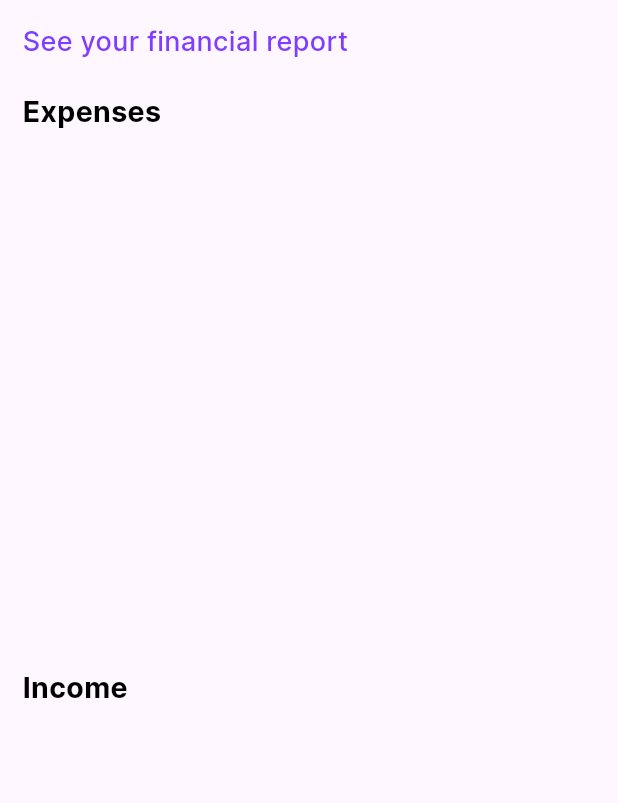
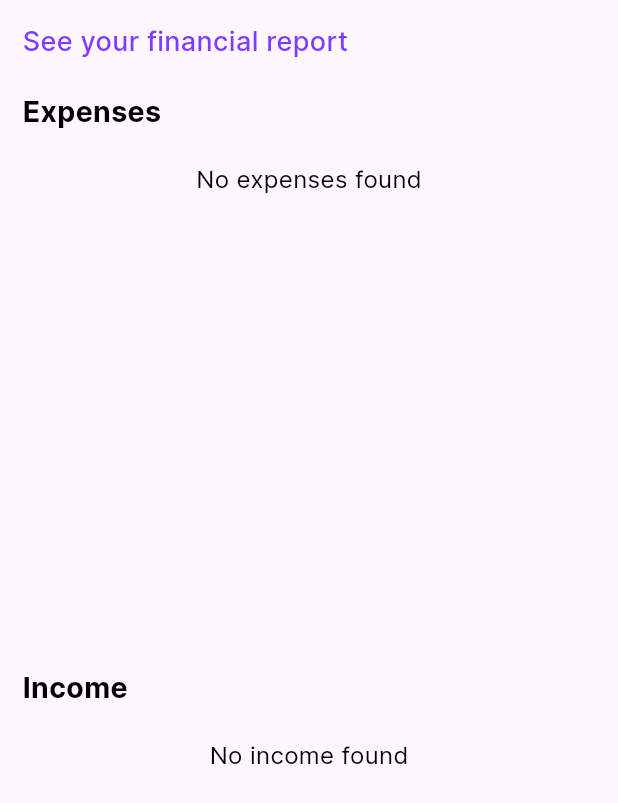
Before and after one commit to teshankalhara/expenz-app-flutter, a Flutter app: the TransactionScreen screen opened directly with empty values, on a phone screen of 412 x 824 dp. Shown: the top 803 px of the screen. Run offline on Flutter 3.47's test engine with Material 3 defaults, Android fonts, the light colour scheme and no system bars; our stand-ins replace shared_preferences, smooth_page_indicator; accounts and stored records are empty.

Commit message:
Add empty state messages for expenses and income in TransactionScreen

```diff
--- a/lib/screens/transactions_screen.dart
+++ b/lib/screens/transactions_screen.dart
@@ -59,7 +59,14 @@ class _TransactionScreenState extends State<TransactionScreen> {
                 child: SingleChildScrollView(
                   child: Column(
                     children: [
-                      ListView.builder(
+                      widget.expenseList.isEmpty
+                          ? const Center(
+                            child: Text(
+                              "No expenses found",
+                              style: TextStyle(fontSize: 16, color: kBlack),
+                            ),
+                          )
+                          : ListView.builder(
                             shrinkWrap: true,
                             scrollDirection: Axis.vertical,
                             physics: const NeverScrollableScrollPhysics(),
@@ -107,7 +114,14 @@ class _TransactionScreenState extends State<TransactionScreen> {
                 child: SingleChildScrollView(
                   child: Column(
                     children: [
-                      ListView.builder(
+                      widget.incomeList.isEmpty
+                          ? const Center(
+                            child: Text(
+                              "No income found",
+                              style: TextStyle(fontSize: 16, color: kBlack),
+                            ),
+                          )
+                          : ListView.builder(
                             shrinkWrap: true,
                             physics: NeverScrollableScrollPhysics(),
                             itemCount: widget.incomeList.length,
```
Lines whose indentation alone changed are shown as unchanged.
